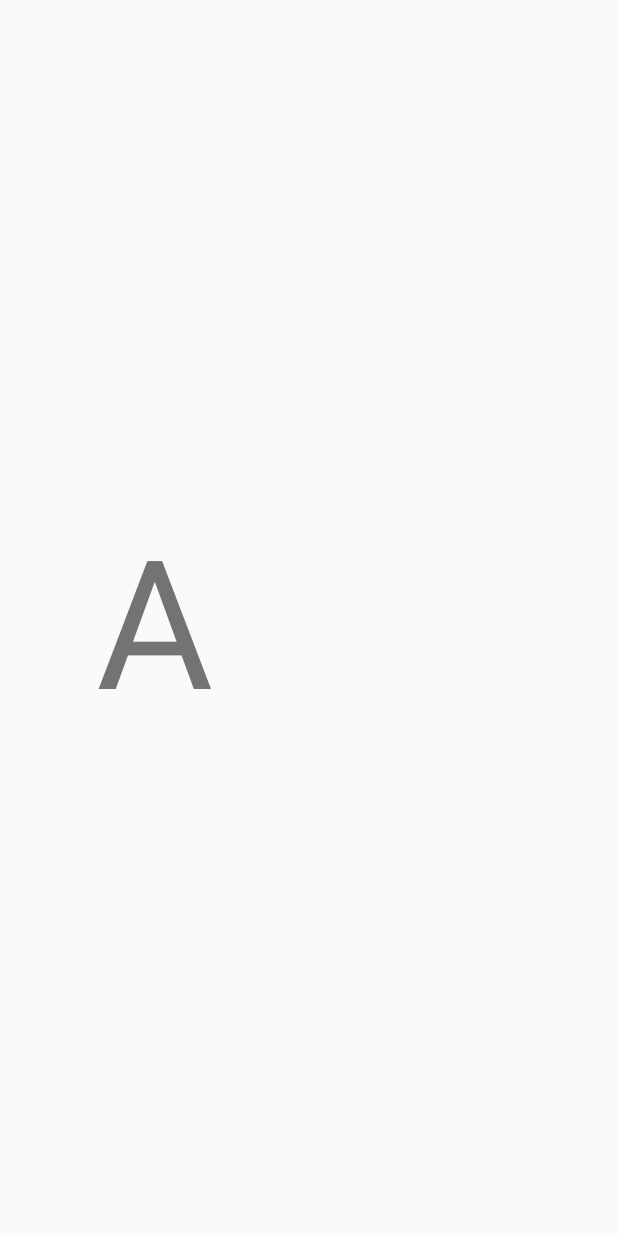
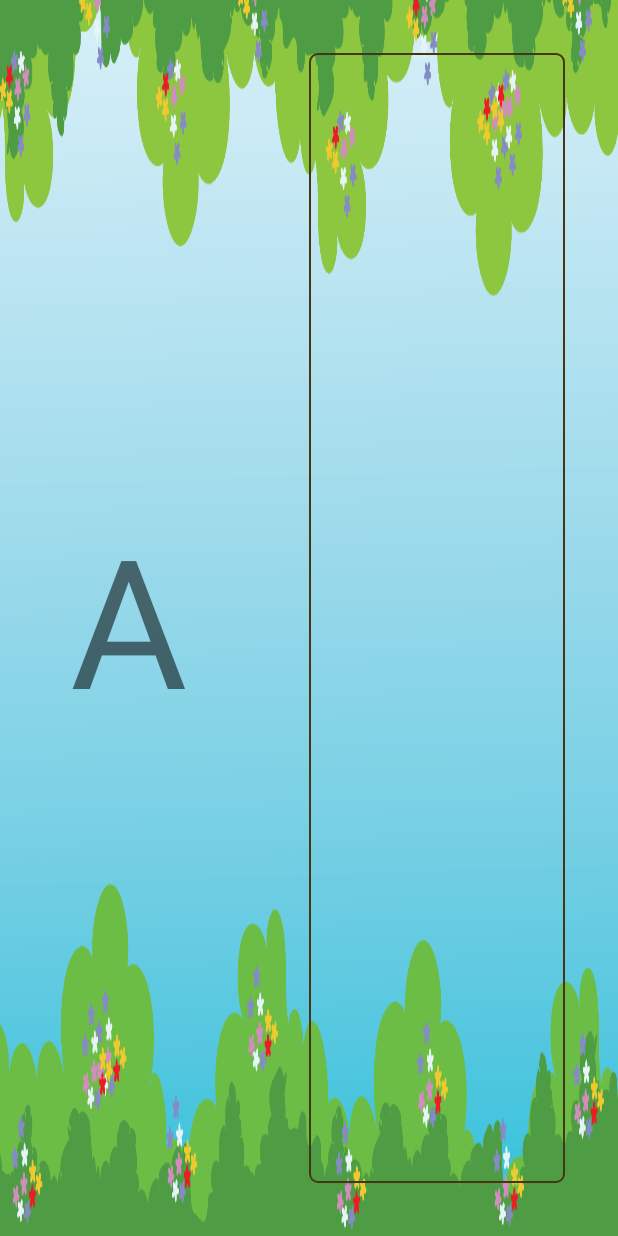
Before and after one commit to shankarpilli/Alphabet, an Android app: the layout activity_main.xml on its own in the app's theme, with its tools: preview values and no code run, on a phone screen of 412 x 824 dp. Run offline under Robolectric (Android 15) with nearby library versions, the phone set to English and light mode, and no system bars; Roboto replaces fonts that are not available here.

Commit message:
Added other files

```diff
--- a/app/src/main/AndroidManifest.xml
+++ b/app/src/main/AndroidManifest.xml
@@ -18,6 +18,12 @@
                 <category android:name="android.intent.category.LAUNCHER" />
             </intent-filter>
         </activity>
+        <activity
+            android:name=".DashboardActivity"
+            android:screenOrientation="landscape" />
+        <activity
+            android:name=".MainActivity"
+            android:screenOrientation="landscape" />
     </application>
 
 </manifest>
--- a/app/src/main/java/com/lkgapps/alphabet/MainActivity.java
+++ b/app/src/main/java/com/lkgapps/alphabet/MainActivity.java
@@ -18,6 +18,4 @@
         LinearLayout mDrawingPad = findViewById(R.id.view_drawing_pad);
         mDrawingPad.addView(mDrawingView);
     }
-
-
 }
--- /dev/null
+++ b/app/src/main/res/drawable/drawable_login_layout.xml
@@ -0,0 +1,9 @@
+<shape xmlns:android="http://schemas.android.com/apk/res/android"
+    android:shape="rectangle">
+
+    <corners android:radius="5dp" />
+    <stroke
+        android:width="1dp"
+        android:color="@color/text_color" />
+
+</shape>
--- a/app/src/main/res/layout/activity_main.xml
+++ b/app/src/main/res/layout/activity_main.xml
@@ -3,7 +3,8 @@
     xmlns:app="http://schemas.android.com/apk/res-auto"
     android:id="@+id/ll_layout"
     android:layout_width="match_parent"
-    android:layout_height="match_parent">
+    android:layout_height="match_parent"
+    android:background="@drawable/splash_bg">
 
     <TextView
         android:layout_width="0dp"
@@ -21,7 +22,9 @@
         android:id="@+id/view_drawing_pad"
         android:layout_width="0dp"
         android:layout_height="match_parent"
+        android:layout_margin="35dp"
         android:layout_weight="1"
+        android:background="@drawable/drawable_login_layout"
         android:orientation="vertical" />
 
 </LinearLayout>
```
Also changed, not shown: app/src/main/java/com/lkgapps/alphabet/DashboardActivity.java (added, +53 -0 lines), app/src/main/java/com/lkgapps/alphabet/SplashActivity.java (+13 -0 lines), app/src/main/res/layout/activity_dash_baord.xml (added, +46 -0 lines), app/src/main/res/drawable-xxxhdpi/english.png (added), app/src/main/res/drawable-xxxhdpi/telugu.png (added), app/src/main/res/drawable-xxxhdpi/varnaahindi.png (added).
